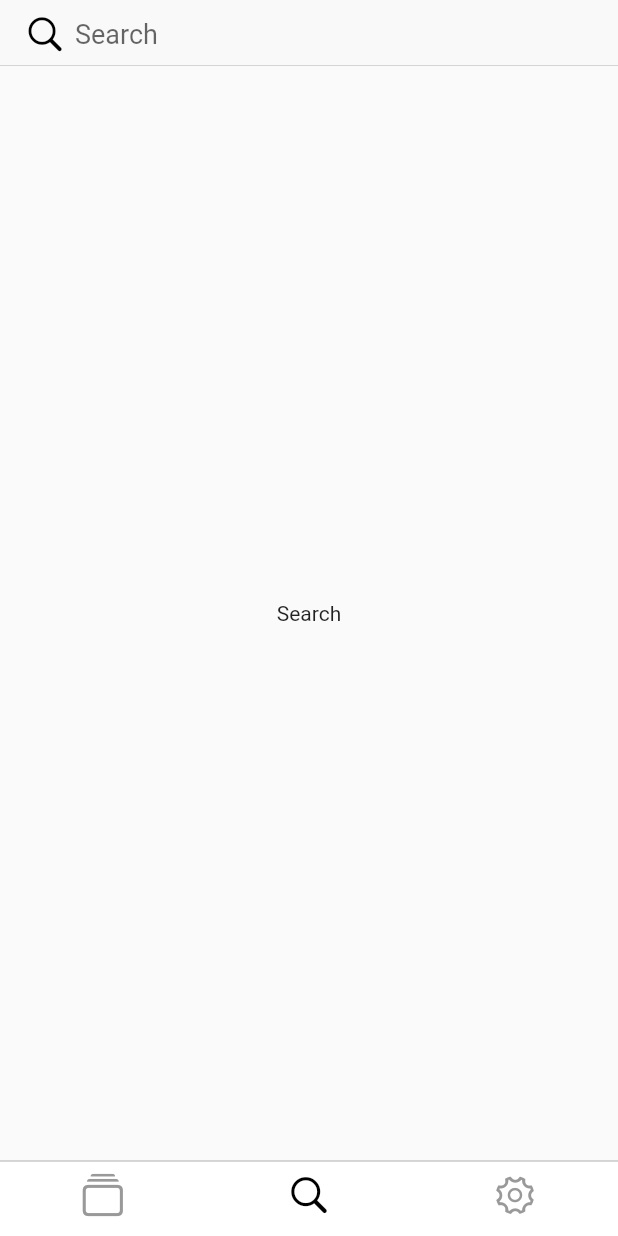
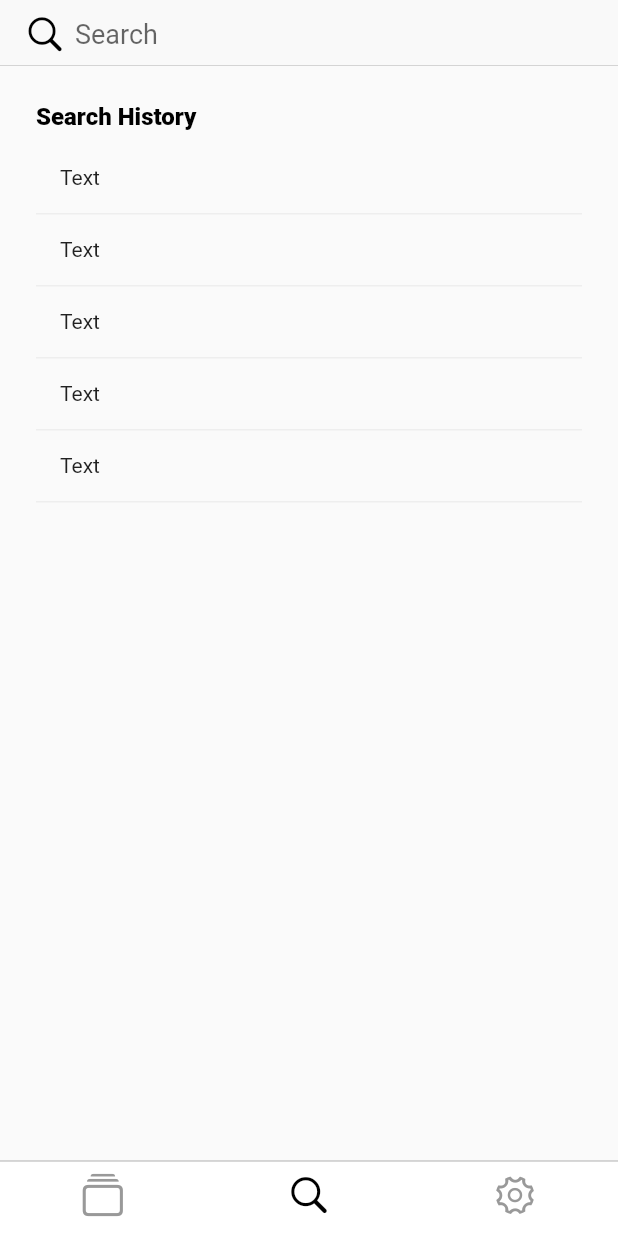
Before and after one commit to SIKV/News, a Flutter app: the screen it shows after launch, item 2 of the bottom bar chosen, on a phone screen of 412 x 824 dp. Run offline on Flutter 3.47's test engine with Material 2 defaults, Android fonts, the phone set to English and light mode, and no system bars.

Commit message:
SearchTab Search History UI

```diff
--- a/lib/search_tab.dart
+++ b/lib/search_tab.dart
@@ -10,11 +10,14 @@ class SearchTab extends StatefulWidget {
 
 class SearchTabState extends State<SearchTab> {
   final _searchTextFieldController = TextEditingController();
+
   bool _showClearIcon = false;
+  bool _showSearchHistory = true;
 
   void _onSearchTextChanged(String text) {
     setState(() {
       _showClearIcon = text.isNotEmpty;
+      _showSearchHistory = text.isEmpty;
     });
   }
 
@@ -57,8 +60,59 @@ class SearchTabState extends State<SearchTab> {
             onChanged: _onSearchTextChanged
           )
       ),
-      body: Center(
-        child: Text('Search'),
+      body: Stack(
+        children: <Widget>[
+          _showSearchHistory ? Padding(
+            padding: const EdgeInsets.only(top: 24, left: 24, right: 24),
+            child: Column(
+              crossAxisAlignment: CrossAxisAlignment.start,
+              children: <Widget>[
+                Text(
+                  'Search History',
+                  style: TextStyle(
+                      color: Colors.black,
+                      fontSize: 16,
+                      fontWeight: FontWeight.w800
+                  ),
+                ),
+                Container(
+                  height: 8,
+                ),
+                Expanded(
+                  child: ListView.builder(
+                    itemCount: 5,
+                    itemBuilder: (context, i) {
+                      return _searchHistoryItemWidget();
+                    },
+                  ),
+                )
+              ],
+            ),
+          ) : Container()
+        ],
+      ),
+    );
+  }
+
+  Widget _searchHistoryItemWidget() {
+    return InkWell(
+      onTap: () { },
+      child: Container(
+        height: 48,
+        decoration: BoxDecoration(
+          border: Border(
+            bottom: BorderSide(
+              color: Colors.grey.shade200,
+            )
+          )
+        ),
+        child: Padding(
+          padding: const EdgeInsets.only(left: 16, right: 16),
+          child: Align(
+            alignment: Alignment.centerLeft,
+            child: Text('Text')
+          ),
+        )
       ),
     );
   }
```
